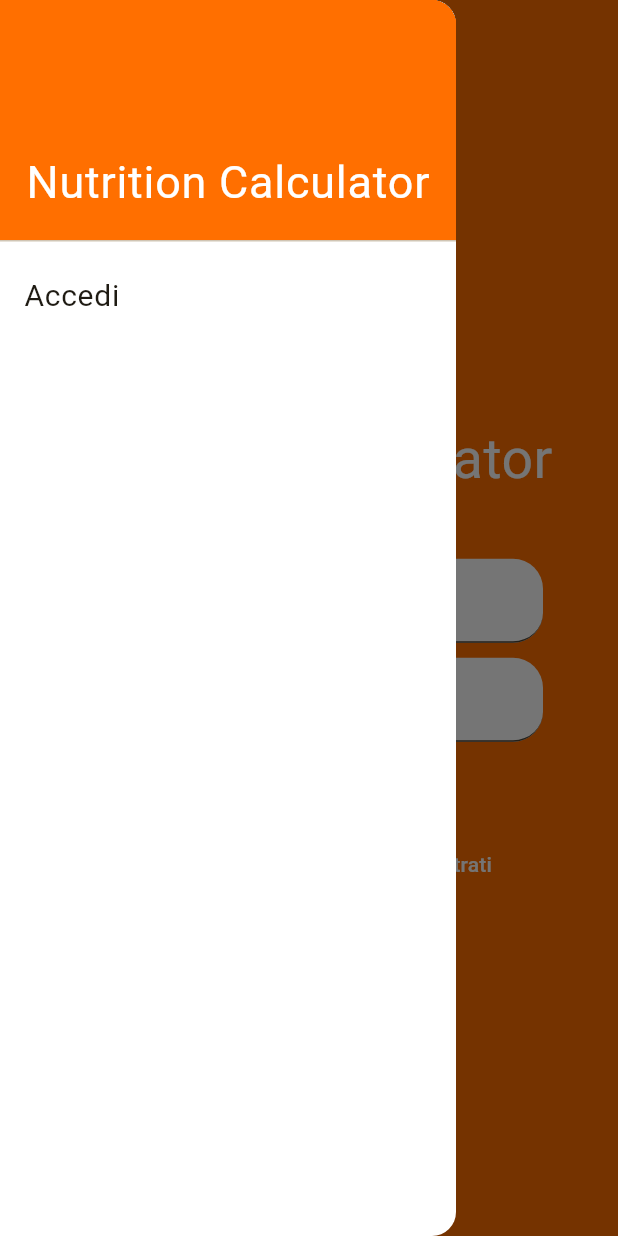
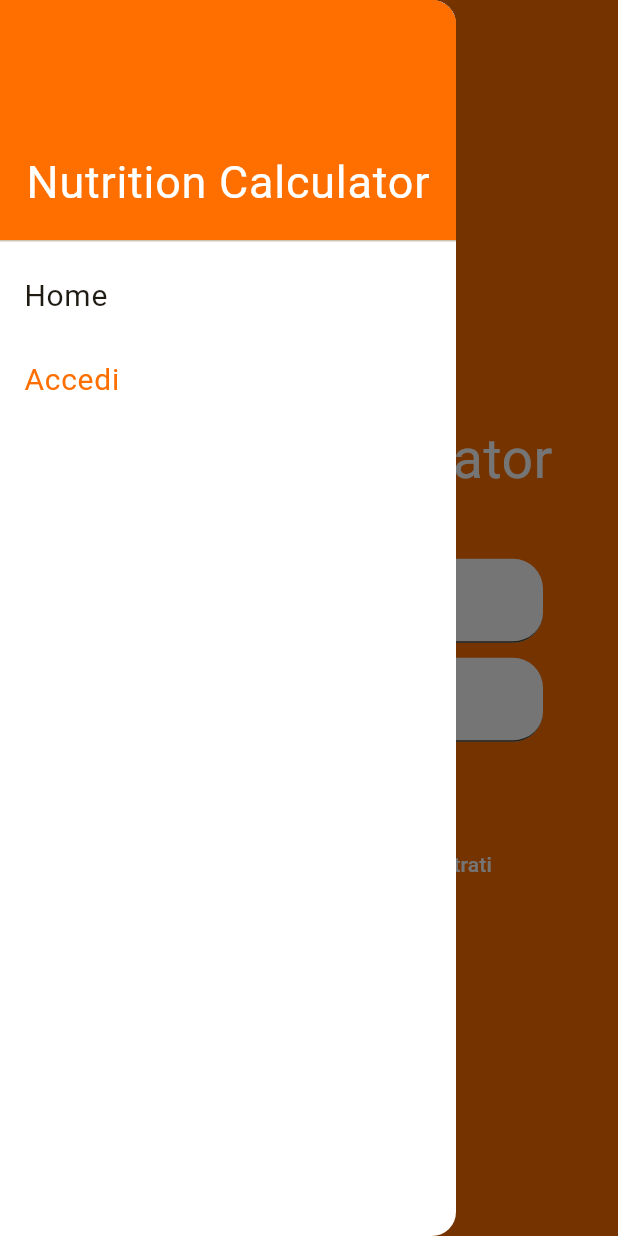
Before and after one commit to oirad360/nutrition_calculator_flutter, a Flutter app: the screen it shows after launch, with the side drawer open, on a phone screen of 412 x 824 dp. Run offline on Flutter 3.47's test engine with Material 3 defaults, Android fonts, the phone set to English and light mode, and no system bars; our stand-ins replace email_validator, firebase_auth, firebase_core; accounts and stored records are empty.

```diff
--- a/lib/constants.dart
+++ b/lib/constants.dart
@@ -1,3 +1,8 @@
 class Constants {
   static const String appTitle = 'Nutrition Calculator';
 }
+
+class SelectedTile {
+  static const String accedi = 'accedi';
+  static const String home = 'home';
+}
--- a/lib/main.dart
+++ b/lib/main.dart
@@ -51,7 +51,7 @@ class MyApp extends StatelessWidget {
                 ),
               ),
             );
-          } else if (snapshot.hasData) {
+          } else if (snapshot.hasData) { // TODO: fix navigation (always return MyHomePage)
             return const MyHomePage(title: Constants.appTitle);
           } else {
             return const AuthPage();
--- a/lib/screens/auth_page.dart
+++ b/lib/screens/auth_page.dart
@@ -58,7 +58,7 @@ class _AuthPageState extends State<AuthPage> {
           },
         ),
       ),
-      drawer: const MyDrawer(),
+      drawer: MyDrawer(selectedTile: SelectedTile.accedi),
       body: Center(
         child: Column(
           mainAxisAlignment: MainAxisAlignment.center,
@@ -135,7 +135,7 @@ class _AuthPageState extends State<AuthPage> {
                       ),
                     ),
                     ElevatedButton(onPressed: () {
-                      if(_formKey.currentState!.validate()) {
+                      if(_formKey.currentState!.validate()) { // TODO: fix navigation (redirect to home page)
                         _formKey.currentState!.save();
                         _isLogin ?
                         signIn(email: _data['email']['value'], password: _data['password']['value']) :
--- a/lib/screens/home.dart
+++ b/lib/screens/home.dart
@@ -1,5 +1,7 @@
 import 'package:flutter/material.dart';
 import 'package:nutrition_calculator_flutter/widgets/drawer.dart';
+
+import '../constants.dart';
 
 class MyHomePage extends StatefulWidget {
   const MyHomePage({super.key, required this.title});
@@ -39,7 +41,7 @@ class _MyHomePageState extends State<MyHomePage> {
           },
         ),
       ),
-      drawer: const MyDrawer(),
+      drawer: MyDrawer(selectedTile: SelectedTile.home),
       body: Center(
         child: Column(
           mainAxisAlignment: MainAxisAlignment.center,
--- a/lib/widgets/drawer.dart
+++ b/lib/widgets/drawer.dart
@@ -2,9 +2,14 @@ import 'package:firebase_auth/firebase_auth.dart';
 import 'package:flutter/material.dart';
 import 'package:nutrition_calculator_flutter/auth.dart';
 import 'package:nutrition_calculator_flutter/constants.dart';
+import 'package:nutrition_calculator_flutter/screens/home.dart';
+
+import '../screens/auth_page.dart';
 
 class MyDrawer extends StatefulWidget {
-  const MyDrawer({super.key});
+  MyDrawer({super.key, this.selectedTile});
+
+  String? selectedTile;
 
   @override
   State<MyDrawer> createState() => _MyDrawerState();
@@ -45,8 +50,23 @@ class _MyDrawerState extends State<MyDrawer> {
                   )
                 ),
               ),
-              if (!snapshot.hasData) const ListTile(
-                title: Text('Accedi', style: TextStyle(fontSize: 20)),
+              ListTile(
+                title: const Text('Home', style: TextStyle(fontSize: 20)),
+                selected: widget.selectedTile == SelectedTile.home,
+                onTap: () {
+                  if (widget.selectedTile != SelectedTile.home) {
+                    Navigator.push(context, MaterialPageRoute<void>(builder: (context) => const MyHomePage(title: Constants.appTitle)));
+                  }
+                },
+              ),
+              if (!snapshot.hasData) ListTile(
+                title: const Text('Accedi', style: TextStyle(fontSize: 20)),
+                selected: widget.selectedTile == SelectedTile.accedi,
+                onTap: () {
+                  if (widget.selectedTile != SelectedTile.accedi) {
+                    Navigator.push(context, MaterialPageRoute<void>(builder: (context) => const AuthPage()));
+                  }
+                },
               ) else ListTile(
                 title: const Text('Esci', style: TextStyle(fontSize: 20)),
                 onTap: () {
```
